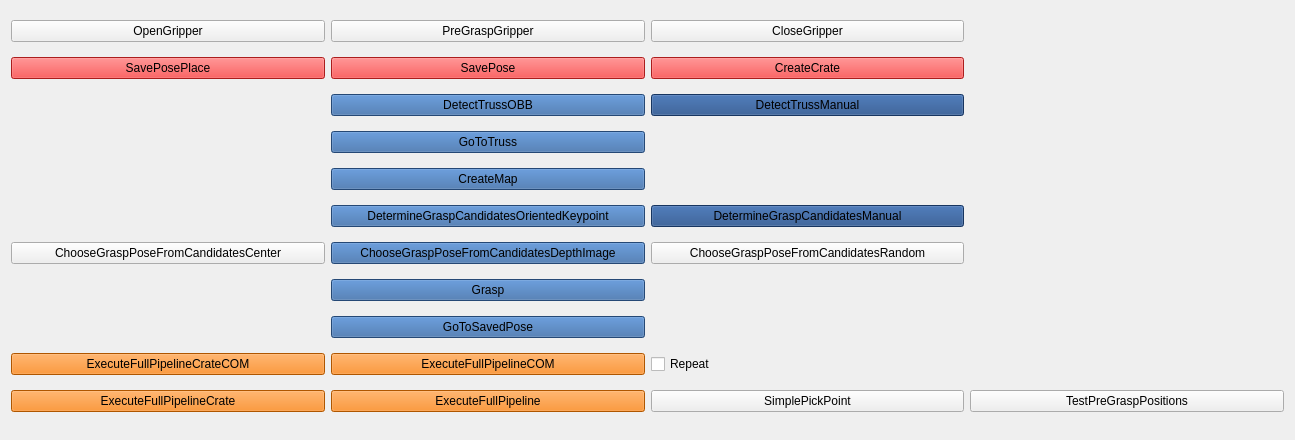
Old version of the form rqt_user_interface/resource/rqt.ui in the repository Freekm9/learning_approach_to_robotic_grasping_of_vine_tomatoes.
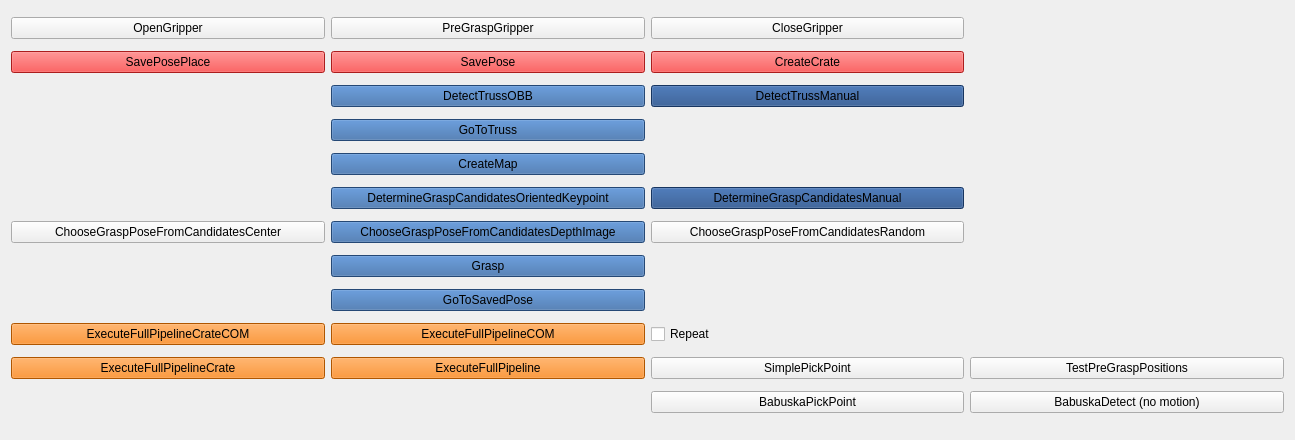
New version of the form.

Commit message: Add Babuska grasp detector, straight-line grasp motion and stricter reachability checks

```diff
--- a/rqt_user_interface/resource/rqt.ui
+++ b/rqt_user_interface/resource/rqt.ui
@@ -7269,6 +7269,20 @@
      </property>
     </widget>
    </item>
+   <item row="17" column="3">
+    <widget class="QPushButton" name="BabuskaPickPoint">
+     <property name="text">
+      <string>BabuskaPickPoint</string>
+     </property>
+    </widget>
+   </item>
+   <item row="17" column="4">
+    <widget class="QPushButton" name="BabuskaDetect">
+     <property name="text">
+      <string>BabuskaDetect (no motion)</string>
+     </property>
+    </widget>
+   </item>
   </layout>
  </widget>
  <resources/>
```
The commit also changes 9 other files.
